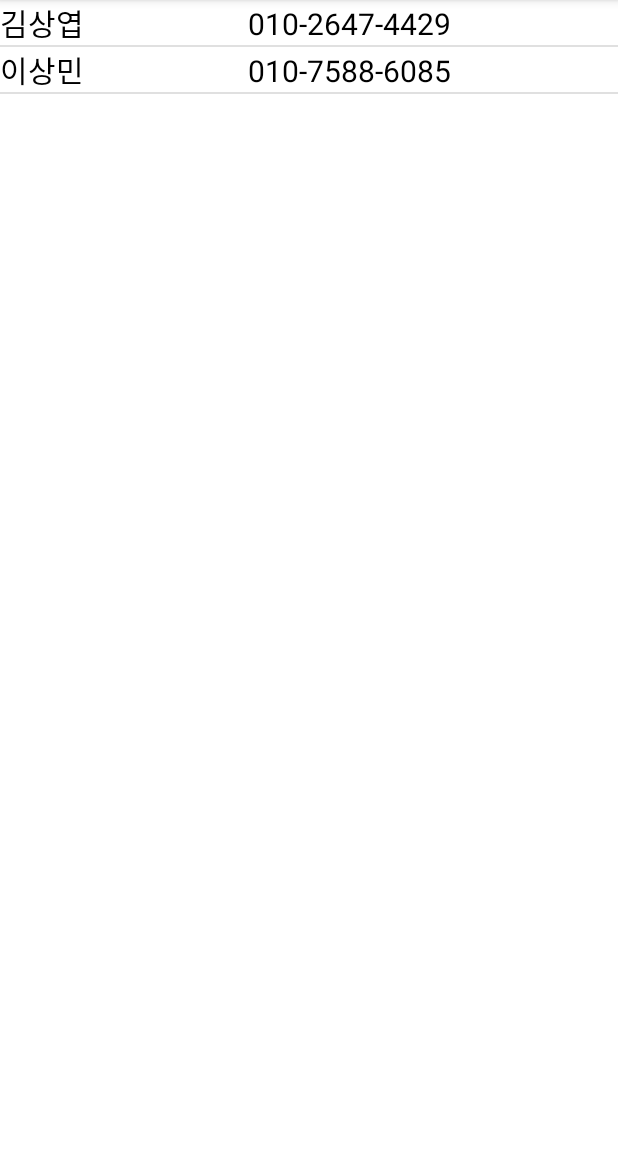
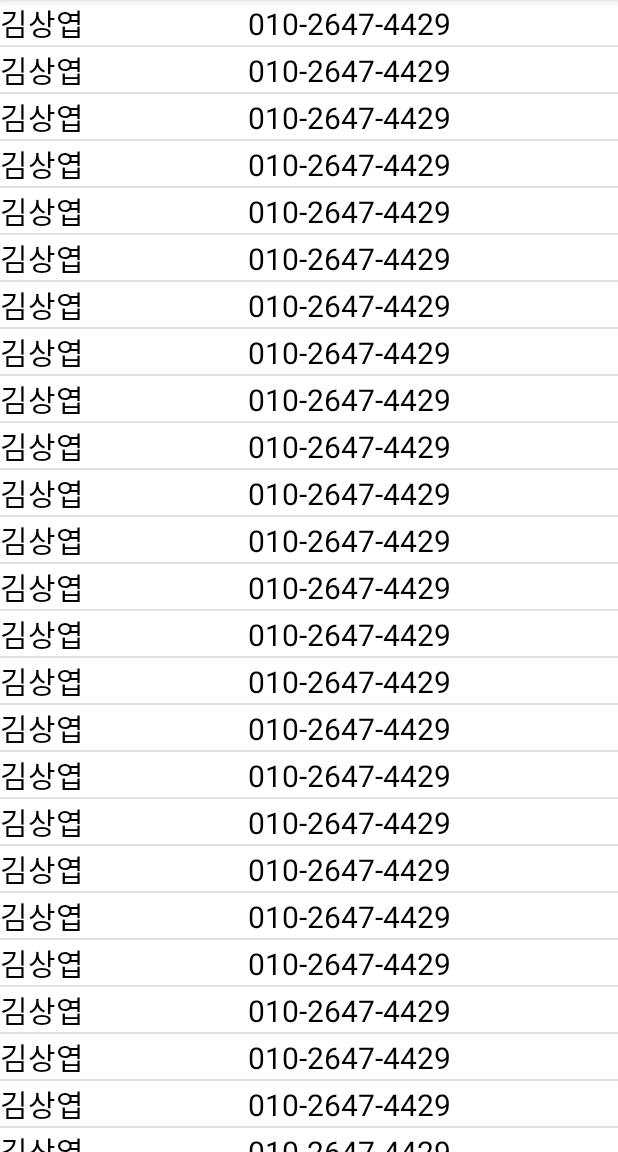
Before and after one commit to beoygnas/madcamp2022_week1, an Android app: the screen it shows after launch (MainActivity), on a phone screen of 412 x 824 dp, the part 84-1236 px from its top. Run offline under Robolectric (Android 15) with nearby library versions, the phone set to English and light mode, and no system bars.

Commit message:
연습
연습

```diff
--- a/app/src/main/java/com/example/week1/MainActivity.kt
+++ b/app/src/main/java/com/example/week1/MainActivity.kt
@@ -16,6 +16,32 @@ class MainActivity : AppCompatActivity() {
         val phonelistView = findViewById<ListView>(R.id.phonelistview)
         phonelistView.adapter = phoneAdapter
         phoneAdapter.addItem("김상엽", "010-2647-4429")
+        phoneAdapter.addItem("김상엽", "010-2647-4429")
+        phoneAdapter.addItem("김상엽", "010-2647-4429")
+        phoneAdapter.addItem("김상엽", "010-2647-4429")
+        phoneAdapter.addItem("김상엽", "010-2647-4429")
+        phoneAdapter.addItem("김상엽", "010-2647-4429")
+        phoneAdapter.addItem("김상엽", "010-2647-4429")
+        phoneAdapter.addItem("김상엽", "010-2647-4429")
+        phoneAdapter.addItem("김상엽", "010-2647-4429")
+        phoneAdapter.addItem("김상엽", "010-2647-4429")
+        phoneAdapter.addItem("김상엽", "010-2647-4429")
+        phoneAdapter.addItem("김상엽", "010-2647-4429")
+        phoneAdapter.addItem("김상엽", "010-2647-4429")
+        phoneAdapter.addItem("김상엽", "010-2647-4429")
+        phoneAdapter.addItem("김상엽", "010-2647-4429")
+        phoneAdapter.addItem("김상엽", "010-2647-4429")
+        phoneAdapter.addItem("김상엽", "010-2647-4429")
+        phoneAdapter.addItem("김상엽", "010-2647-4429")
+        phoneAdapter.addItem("김상엽", "010-2647-4429")
+        phoneAdapter.addItem("김상엽", "010-2647-4429")
+        phoneAdapter.addItem("김상엽", "010-2647-4429")
+        phoneAdapter.addItem("김상엽", "010-2647-4429")
+        phoneAdapter.addItem("김상엽", "010-2647-4429")
+        phoneAdapter.addItem("김상엽", "010-2647-4429")
+        phoneAdapter.addItem("김상엽", "010-2647-4429")
+        phoneAdapter.addItem("김상엽", "010-2647-4429")
+        phoneAdapter.addItem("김상엽", "010-2647-4429")
         phoneAdapter.addItem("이상민", "010-7588-6085")
     }
 }
--- a/app/src/main/res/layout/activity_main.xml
+++ b/app/src/main/res/layout/activity_main.xml
@@ -9,7 +9,7 @@
     <ListView
         android:id="@+id/phonelistview"
         android:layout_width="match_parent"
-        android:layout_height="400dp"
+        android:layout_height="match_parent"
         app:layout_constraintTop_toTopOf="parent" />
 
 </androidx.constraintlayout.widget.ConstraintLayout>
```
